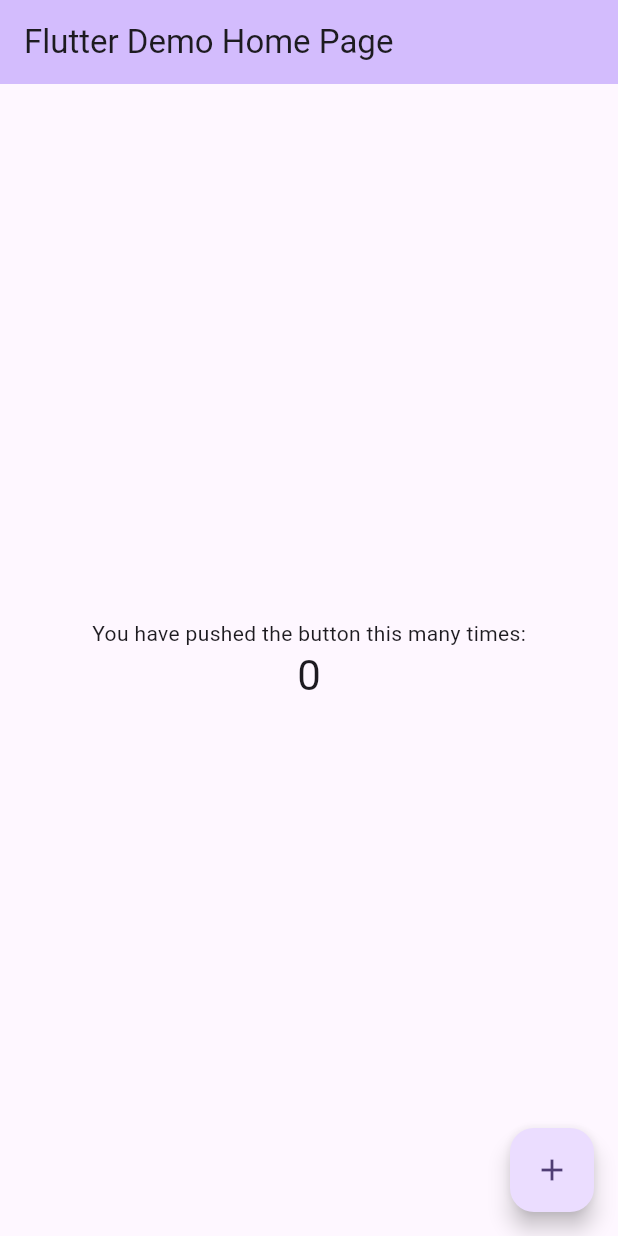
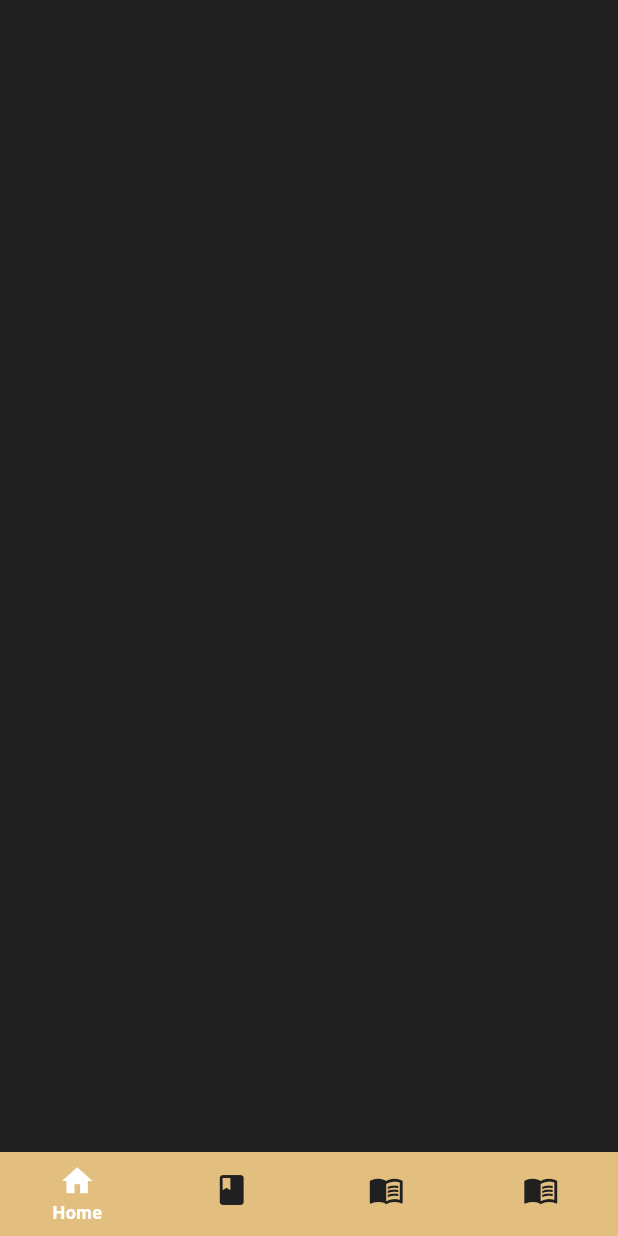
Before and after one commit to yasmeen-bashandy/islamy_c18, a Flutter app: the screen it shows after launch, on a phone screen of 412 x 824 dp. Run offline on Flutter 3.47's test engine with Material 3 defaults, Android fonts, the light colour scheme and no system bars.

Commit message:
add package  flutter gen + build runner + add appTheme + colorApp

```diff
--- /dev/null
+++ b/lib/common/app_color.dart
@@ -0,0 +1,9 @@
+import 'package:flutter/widgets.dart';
+
+class AppColor {
+  static const Color blackColor = Color(0xFF202020);
+  static const Color goldColor = Color(0xFFE2BE7F);
+  static const Color GrayColor = Color(0xFF707070);
+  static const Color offWhiteColor = Color(0xFFFFF5E3);
+  static const Color brownColor = Color(0xFF946107);
+}
--- /dev/null
+++ b/lib/common/app_theme.dart
@@ -0,0 +1,32 @@
+import 'package:flutter/material.dart';
+import 'package:islamy/common/app_color.dart';
+
+class AppTheme {
+  static final ThemeData appTheme = ThemeData(
+    colorScheme: ColorScheme.fromSeed(seedColor: AppColor.goldColor),
+    scaffoldBackgroundColor: AppColor.blackColor,
+    appBarTheme: AppBarTheme(
+      backgroundColor: AppColor.blackColor,
+      elevation: 0,
+      iconTheme: IconThemeData(color: AppColor.goldColor),
+      titleTextStyle: TextStyle(
+        color: AppColor.goldColor,
+        fontSize: 20,
+        fontWeight: FontWeight.bold,
+      ),
+    ),
+    bottomNavigationBarTheme: BottomNavigationBarThemeData(
+      showSelectedLabels: true,
+      showUnselectedLabels: false,
+      elevation: 0,
+      backgroundColor: AppColor.goldColor,
+      selectedItemColor: Colors.white,
+      selectedLabelStyle: TextStyle(
+        color: Colors.white,
+        fontSize: 12,
+        fontWeight: FontWeight.bold,
+      ),
+      unselectedItemColor: AppColor.blackColor,
+    ),
+  );
+}
--- a/lib/main.dart
+++ b/lib/main.dart
@@ -1,4 +1,6 @@
 import 'package:flutter/material.dart';
+import 'package:islamy/common/app_theme.dart';
+import 'package:islamy/screens/home_screen.dart';
 
 void main() {
   runApp(const MyApp());
@@ -11,112 +13,10 @@ class MyApp extends StatelessWidget {
   @override
   Widget build(BuildContext context) {
     return MaterialApp(
-      title: 'Flutter Demo',
-      theme: ThemeData(
-        // This is the theme of your application.
-        //
-        // TRY THIS: Try running your application with "flutter run". You'll see
-        // the application has a purple toolbar. Then, without quitting the app,
-        // try changing the seedColor in the colorScheme below to Colors.green
-        // and then invoke "hot reload" (save your changes or press the "hot
-        // reload" button in a Flutter-supported IDE, or press "r" if you used
-        // the command line to start the app).
-        //
-        // Notice that the counter didn't reset back to zero; the application
-        // state is not lost during the reload. To reset the state, use hot
-        // restart instead.
-        //
-        // This works for code too, not just values: Most code changes can be
-        // tested with just a hot reload.
-        colorScheme: ColorScheme.fromSeed(seedColor: Colors.deepPurple),
-      ),
-      home: const MyHomePage(title: 'Flutter Demo Home Page'),
+      debugShowCheckedModeBanner: false,
+      theme: AppTheme.appTheme,
+      routes: {HomeScreen.routeName: (context) => const HomeScreen()},
+      initialRoute: HomeScreen.routeName,
     );
   }
 }
-
-class MyHomePage extends StatefulWidget {
-  const MyHomePage({super.key, required this.title});
-
-  // This widget is the home page of your application. It is stateful, meaning
-  // that it has a State object (defined below) that contains fields that affect
-  // how it looks.
-
-  // This class is the configuration for the state. It holds the values (in this
-  // case the title) provided by the parent (in this case the App widget) and
-  // used by the build method of the State. Fields in a Widget subclass are
-  // always marked "final".
-
-  final String title;
-
-  @override
-  State<MyHomePage> createState() => _MyHomePageState();
-}
-
-class _MyHomePageState extends State<MyHomePage> {
-  int _counter = 0;
-
-  void _incrementCounter() {
-    setState(() {
-      // This call to setState tells the Flutter framework that something has
-      // changed in this State, which causes it to rerun the build method below
-      // so that the display can reflect the updated values. If we changed
-      // _counter without calling setState(), then the build method would not be
-      // called again, and so nothing would appear to happen.
-      _counter++;
-    });
-  }
-
-  @override
-  Widget build(BuildContext context) {
-    // This method is rerun every time setState is called, for instance as done
-    // by the _incrementCounter method above.
-    //
-    // The Flutter framework has been optimized to make rerunning build methods
-    // fast, so that you can just rebuild anything that needs updating rather
-    // than having to individually change instances of widgets.
-    return Scaffold(
-      appBar: AppBar(
-        // TRY THIS: Try changing the color here to a specific color (to
-        // Colors.amber, perhaps?) and trigger a hot reload to see the AppBar
-        // change color while the other colors stay the same.
-        backgroundColor: Theme.of(context).colorScheme.inversePrimary,
-        // Here we take the value from the MyHomePage object that was created by
-        // the App.build method, and use it to set our appbar title.
-        title: Text(widget.title),
-      ),
-      body: Center(
-        // Center is a layout widget. It takes a single child and positions it
-        // in the middle of the parent.
-        child: Column(
-          // Column is also a layout widget. It takes a list of children and
-          // arranges them vertically. By default, it sizes itself to fit its
-          // children horizontally, and tries to be as tall as its parent.
-          //
-          // Column has various properties to control how it sizes itself and
-          // how it positions its children. Here we use mainAxisAlignment to
-          // center the children vertically; the main axis here is the vertical
-          // axis because Columns are vertical (the cross axis would be
-          // horizontal).
-          //
-          // TRY THIS: Invoke "debug painting" (choose the "Toggle Debug Paint"
-          // action in the IDE, or press "p" in the console), to see the
-          // wireframe for each widget.
-          mainAxisAlignment: MainAxisAlignment.center,
-          children: <Widget>[
-            const Text('You have pushed the button this many times:'),
-            Text(
-              '$_counter',
-              style: Theme.of(context).textTheme.headlineMedium,
-            ),
-          ],
-        ),
-      ),
-      floatingActionButton: FloatingActionButton(
-        onPressed: _incrementCounter,
-        tooltip: 'Increment',
-        child: const Icon(Icons.add),
-      ), // This trailing comma makes auto-formatting nicer for build methods.
-    );
-  }
-}
--- /dev/null
+++ b/lib/screens/home_screen.dart
@@ -0,0 +1,28 @@
+import 'package:flutter/material.dart';
+
+class HomeScreen extends StatelessWidget {
+  const HomeScreen({super.key});
+  //navigation route name
+  static const String routeName = 'homeScreen';
+
+  @override
+  Widget build(BuildContext context) {
+    return Scaffold(
+      bottomNavigationBar: BottomNavigationBar(
+        type: BottomNavigationBarType.fixed,
+        items: [
+          BottomNavigationBarItem(icon: Icon(Icons.home), label: 'Home'),
+          BottomNavigationBarItem(icon: Icon(Icons.book), label: 'Quran'),
+          BottomNavigationBarItem(
+            icon: Icon(Icons.menu_book),
+            label: 'Hadeeth',
+          ),
+          BottomNavigationBarItem(
+            icon: Icon(Icons.menu_book),
+            label: 'Hadeeth',
+          ),
+        ],
+      ),
+    );
+  }
+}
--- a/pubspec.yaml
+++ b/pubspec.yaml
@@ -34,20 +34,20 @@ dependencies:
   # The following adds the Cupertino Icons font to your application.
   # Use with the CupertinoIcons class for iOS style icons.
   cupertino_icons: ^1.0.8
-  flutter_launcher_icons: ^0.14.4
   flutter_native_splash: ^2.4.7
+
 
 dev_dependencies:
   flutter_test:
     sdk: flutter
-
-
   # The "flutter_lints" package below contains a set of recommended lints to
   # encourage good coding practices. The lint set provided by the package is
   # activated in the `analysis_options.yaml` file located at the root of your
   # package. See that file for information about deactivating specific lint
   # rules and activating additional ones.
   flutter_lints: ^5.0.0
+  flutter_gen_runner: ^5.13.0+1
+  build_runner: ^2.13.1
 
 # For information on the generic Dart part of this file, see the
 # following page: https://dart.dev/tools/pub/pubspec
```
Also changed, not shown: flutter_launcher_icons.yaml (deleted, +0 -19 lines), lib/gen/assets.gen.dart (added, +144 -0 lines), assets/images/hadeeth_tab_bg.png (added), assets/images/islamy_header.png (added), assets/images/quran_tab_bg.png (added), pubspec.lock.
